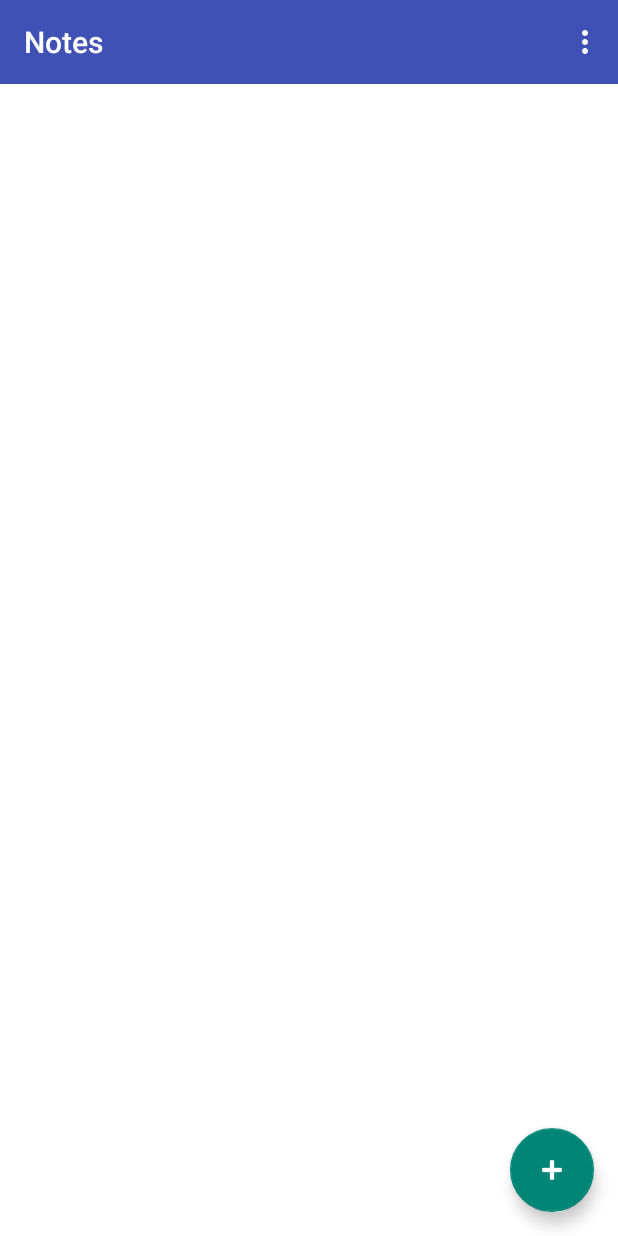
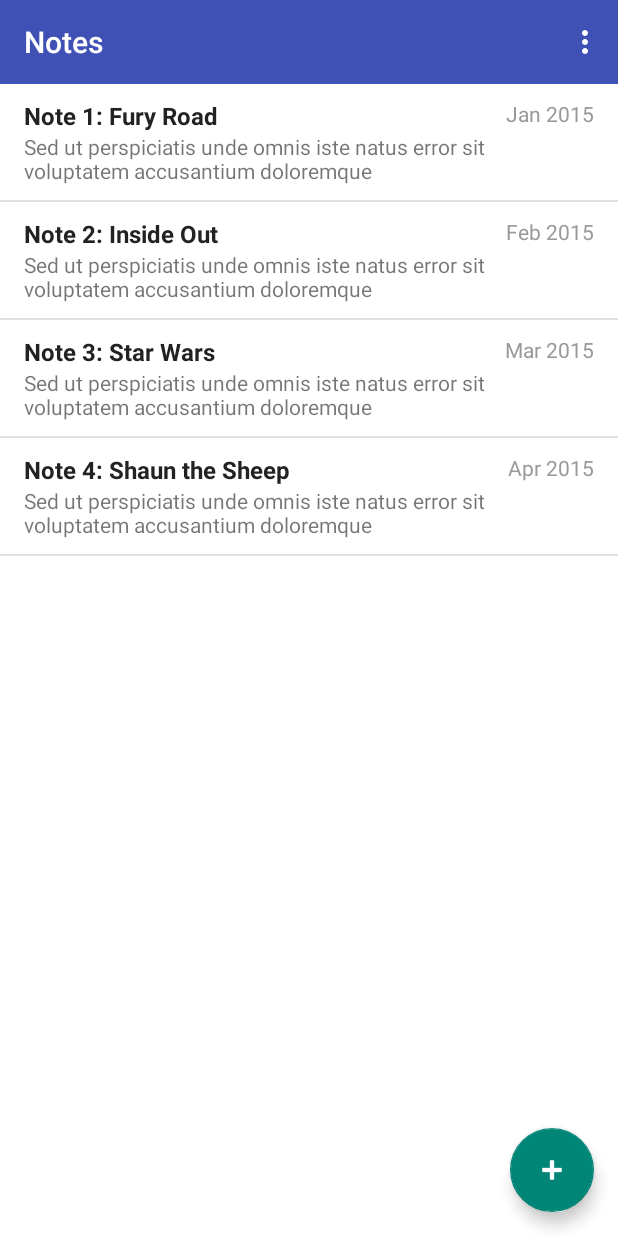
Before and after one commit to jhurl3y/CodeNinjaApp, an Android app: the screen it shows after launch (MainActivity), on a phone screen of 412 x 824 dp. Run offline under Robolectric (Android 15) with nearby library versions, the phone set to English and light mode, and no system bars.

Commit message:
Added static list to main activity.

```diff
--- a/app/src/main/java/com/example/hurley/codeninja/EditActivity.java
+++ b/app/src/main/java/com/example/hurley/codeninja/EditActivity.java
@@ -10,6 +10,9 @@ public class EditActivity extends AppCompatActivity {
     protected void onCreate(Bundle savedInstanceState) {
         super.onCreate(savedInstanceState);
         setContentView(R.layout.activity_edit);
+
+        Toolbar toolbar = (Toolbar) findViewById(R.id.toolbarEdit);
+        setSupportActionBar(toolbar);
     }
 
 }
--- a/app/src/main/java/com/example/hurley/codeninja/MainActivity.java
+++ b/app/src/main/java/com/example/hurley/codeninja/MainActivity.java
@@ -3,12 +3,23 @@ package com.example.hurley.codeninja;
 import android.content.Intent;
 import android.support.v7.app.AppCompatActivity;
 import android.os.Bundle;
+import android.support.v7.widget.DefaultItemAnimator;
+import android.support.v7.widget.DividerItemDecoration;
+import android.support.v7.widget.LinearLayoutManager;
+import android.support.v7.widget.RecyclerView;
 import android.support.v7.widget.Toolbar;
 import android.view.Menu;
 import android.view.MenuItem;
 import android.view.View;
 
+import java.util.ArrayList;
+import java.util.List;
+
 public class MainActivity extends AppCompatActivity {
+
+    private List<Note> NoteList = new ArrayList<>();
+    private RecyclerView recyclerView;
+    private NotesAdapter mAdapter;
 
     @Override
     protected void onCreate(Bundle savedInstanceState) {
@@ -17,6 +28,18 @@ public class MainActivity extends AppCompatActivity {
 
         Toolbar toolbar = (Toolbar) findViewById(R.id.toolbarMain);
         setSupportActionBar(toolbar);
+
+        recyclerView = (RecyclerView) findViewById(R.id.notes_list);
+
+        mAdapter = new NotesAdapter(NoteList);
+        RecyclerView.LayoutManager mLayoutManager = new LinearLayoutManager(getApplicationContext());
+        recyclerView.setLayoutManager(mLayoutManager);
+        recyclerView.setItemAnimator(new DefaultItemAnimator());
+        recyclerView.addItemDecoration(new DividerItemDecoration(this, LinearLayoutManager.VERTICAL));
+
+        recyclerView.setAdapter(mAdapter);
+
+        prepareNoteData();
     }
 
     @Override
@@ -28,13 +51,27 @@ public class MainActivity extends AppCompatActivity {
 
     @Override
     public boolean onOptionsItemSelected(MenuItem item) {
-
         return super.onOptionsItemSelected(item);
     }
 
-    /** Called when the user taps the Send button */
     public void createNote(View view) {
         Intent intent = new Intent(this, EditActivity.class);
-        startActivity(intent);
+        this.startActivity(intent);
+    }
+
+    private void prepareNoteData() {
+        Note note = new Note("Note 1: Fury Road", "Sed ut perspiciatis unde omnis iste natus error sit voluptatem accusantium doloremque", "Jan 2015");
+        NoteList.add(note);
+
+        note = new Note("Note 2: Inside Out", "Sed ut perspiciatis unde omnis iste natus error sit voluptatem accusantium doloremque", " Feb 2015");
+        NoteList.add(note);
+
+        note = new Note("Note 3: Star Wars", "Sed ut perspiciatis unde omnis iste natus error sit voluptatem accusantium doloremque", " Mar 2015");
+        NoteList.add(note);
+
+        note = new Note("Note 4: Shaun the Sheep", "Sed ut perspiciatis unde omnis iste natus error sit voluptatem accusantium doloremque", " Apr 2015");
+        NoteList.add(note);
+
+        mAdapter.notifyDataSetChanged();
     }
 }
--- /dev/null
+++ b/app/src/main/java/com/example/hurley/codeninja/Note.java
@@ -0,0 +1,38 @@
+package com.example.hurley.codeninja;
+
+public class Note {
+    private String title, content, date;
+
+    public Note() {
+    }
+
+    public Note(String title, String content, String date) {
+        this.title = title;
+        this.content = content;
+        this.date = date;
+    }
+
+    public String getTitle() {
+        return title;
+    }
+
+    public void setTitle(String name) {
+        this.title = name;
+    }
+
+    public String getDate() {
+        return date;
+    }
+
+    public void setDate(String date) {
+        this.date = date;
+    }
+
+    public String getContent() {
+        return content;
+    }
+
+    public void setContent(String content) {
+        this.content = content;
+    }
+}
--- /dev/null
+++ b/app/src/main/java/com/example/hurley/codeninja/NotesAdapter.java
@@ -0,0 +1,50 @@
+package com.example.hurley.codeninja;
+
+import android.support.v7.widget.RecyclerView;import android.view.LayoutInflater;
+import android.view.View;
+import android.view.ViewGroup;
+import android.widget.TextView;
+
+import java.util.List;
+
+public class NotesAdapter extends RecyclerView.Adapter<NotesAdapter.MyViewHolder> {
+
+    private List<Note> NotesList;
+
+    public class MyViewHolder extends RecyclerView.ViewHolder {
+        public TextView title, date, content;
+
+        public MyViewHolder(View view) {
+            super(view);
+            title = (TextView) view.findViewById(R.id.title);
+            content = (TextView) view.findViewById(R.id.content);
+            date = (TextView) view.findViewById(R.id.date);
+        }
+    }
+
+
+    public NotesAdapter(List<Note> NotesList) {
+        this.NotesList = NotesList;
+    }
+
+    @Override
+    public MyViewHolder onCreateViewHolder(ViewGroup parent, int viewType) {
+        View itemView = LayoutInflater.from(parent.getContext())
+                .inflate(R.layout.note_list_row, parent, false);
+
+        return new MyViewHolder(itemView);
+    }
+
+    @Override
+    public void onBindViewHolder(MyViewHolder holder, int position) {
+        Note Note = NotesList.get(position);
+        holder.title.setText(Note.getTitle());
+        holder.content.setText(Note.getContent());
+        holder.date.setText(Note.getDate());
+    }
+
+    @Override
+    public int getItemCount() {
+        return NotesList.size();
+    }
+}
--- a/app/src/main/java/com/example/hurley/codeninja/ViewActivity.java
+++ b/app/src/main/java/com/example/hurley/codeninja/ViewActivity.java
@@ -1,11 +1,8 @@
 package com.example.hurley.codeninja;
 
 import android.os.Bundle;
-import android.support.design.widget.FloatingActionButton;
-import android.support.design.widget.Snackbar;
 import android.support.v7.app.AppCompatActivity;
 import android.support.v7.widget.Toolbar;
-import android.view.View;
 
 public class ViewActivity extends AppCompatActivity {
 
@@ -13,6 +10,9 @@ public class ViewActivity extends AppCompatActivity {
     protected void onCreate(Bundle savedInstanceState) {
         super.onCreate(savedInstanceState);
         setContentView(R.layout.activity_view);
+
+        Toolbar toolbar = (Toolbar) findViewById(R.id.toolbarView);
+        setSupportActionBar(toolbar);
     }
 
 }
--- a/app/src/main/res/layout/activity_edit.xml
+++ b/app/src/main/res/layout/activity_edit.xml
@@ -8,4 +8,8 @@
     android:background="@color/colorBackgroundWhite"
     tools:context=".EditActivity">
 
+    <include
+        android:id="@+id/toolbarEdit"
+        layout="@layout/toolbar" />
+
 </RelativeLayout>
--- a/app/src/main/res/layout/activity_main.xml
+++ b/app/src/main/res/layout/activity_main.xml
@@ -12,14 +12,12 @@
         android:id="@+id/toolbarMain"
         layout="@layout/toolbar" />
 
-    <ListView
-        android:id="@+id/noteList"
+    <android.support.v7.widget.RecyclerView
+        android:id="@+id/notes_list"
         android:layout_width="match_parent"
         android:layout_height="wrap_content"
-        android:layout_alignParentLeft="true"
-        android:layout_alignParentRight="true"
-        android:layout_alignParentBottom="true"
-        android:layout_below="@+id/toolbarMain"></ListView>
+        android:layout_below="@id/toolbarMain"
+        android:scrollbars="vertical" />
 
     <android.support.design.widget.FloatingActionButton
         android:id="@+id/fab_add"
--- a/app/src/main/res/layout/activity_view.xml
+++ b/app/src/main/res/layout/activity_view.xml
@@ -7,6 +7,10 @@
     android:animateLayoutChanges="true"
     android:background="@color/colorBackgroundWhite"
     tools:context=".ViewActivity">
+
+    <include
+        android:id="@+id/toolbarView"
+        layout="@layout/toolbar" />
 
     <android.support.design.widget.FloatingActionButton
         android:id="@+id/fab_edit"
--- /dev/null
+++ b/app/src/main/res/layout/note_list_row.xml
@@ -0,0 +1,36 @@
+<?xml version="1.0" encoding="utf-8"?>
+<RelativeLayout xmlns:android="http://schemas.android.com/apk/res/android"
+    android:layout_width="match_parent"
+    android:layout_height="wrap_content"
+    android:background="?android:attr/selectableItemBackground"
+    android:clickable="true"
+    android:focusable="true"
+    android:orientation="vertical"
+    android:paddingBottom="@dimen/row_padding_vertical"
+    android:paddingLeft="@dimen/activity_horizontal_margin"
+    android:paddingRight="@dimen/activity_horizontal_margin"
+    android:paddingTop="@dimen/row_padding_vertical">
+
+    <TextView
+        android:id="@+id/title"
+        android:layout_width="match_parent"
+        android:layout_height="wrap_content"
+        android:layout_alignParentTop="true"
+        android:textColor="@color/title"
+        android:textSize="16dp"
+        android:textStyle="bold" />
+
+    <TextView
+        android:id="@+id/content"
+        android:layout_width="match_parent"
+        android:layout_height="wrap_content"
+        android:layout_below="@id/title" />
+
+    <TextView
+        android:id="@+id/date"
+        android:layout_width="wrap_content"
+        android:layout_height="wrap_content"
+        android:layout_alignParentRight="true"
+        android:textColor="@color/date" />
+
+</RelativeLayout>
--- a/app/src/main/res/values/colors.xml
+++ b/app/src/main/res/values/colors.xml
@@ -4,4 +4,6 @@
     <color name="colorPrimaryDark">#303F9F</color>
     <color name="colorAccent">#FF4081</color>
     <color name="colorBackgroundWhite">#FFFFFF</color>
+    <color name="date">#999999</color>
+    <color name="title">#222222</color>
 </resources>
--- a/app/src/main/res/values/dimens.xml
+++ b/app/src/main/res/values/dimens.xml
@@ -1,3 +1,6 @@
 <resources>
+    <dimen name="activity_horizontal_margin">16dp</dimen>
+    <dimen name="activity_vertical_margin">16dp</dimen>
     <dimen name="fab_margin">16dp</dimen>
+    <dimen name="row_padding_vertical">10dp</dimen>
 </resources>
```
